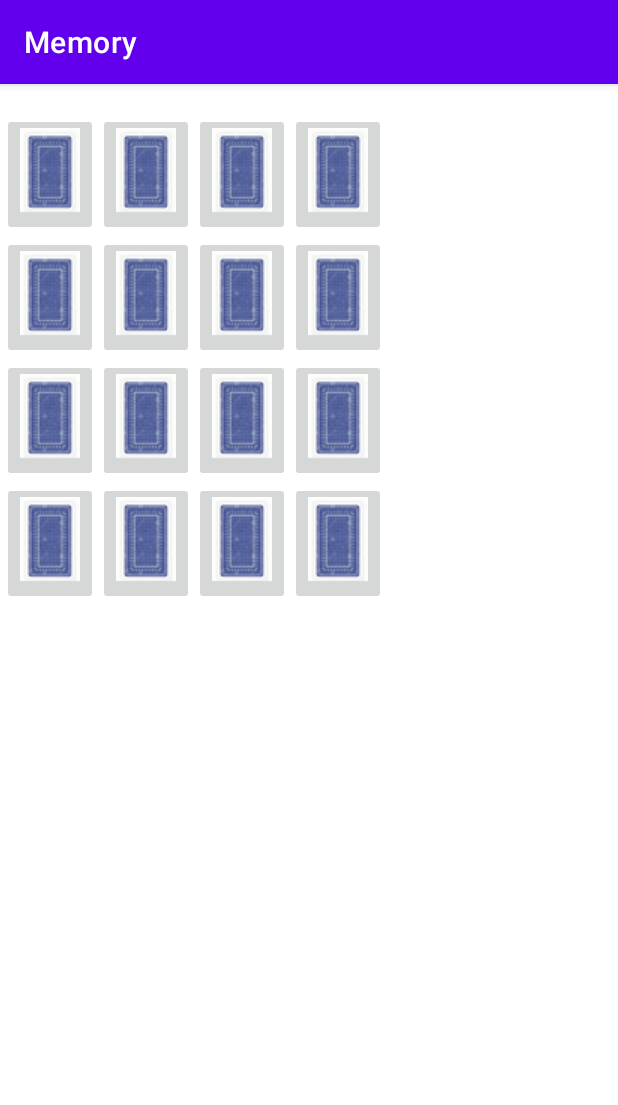
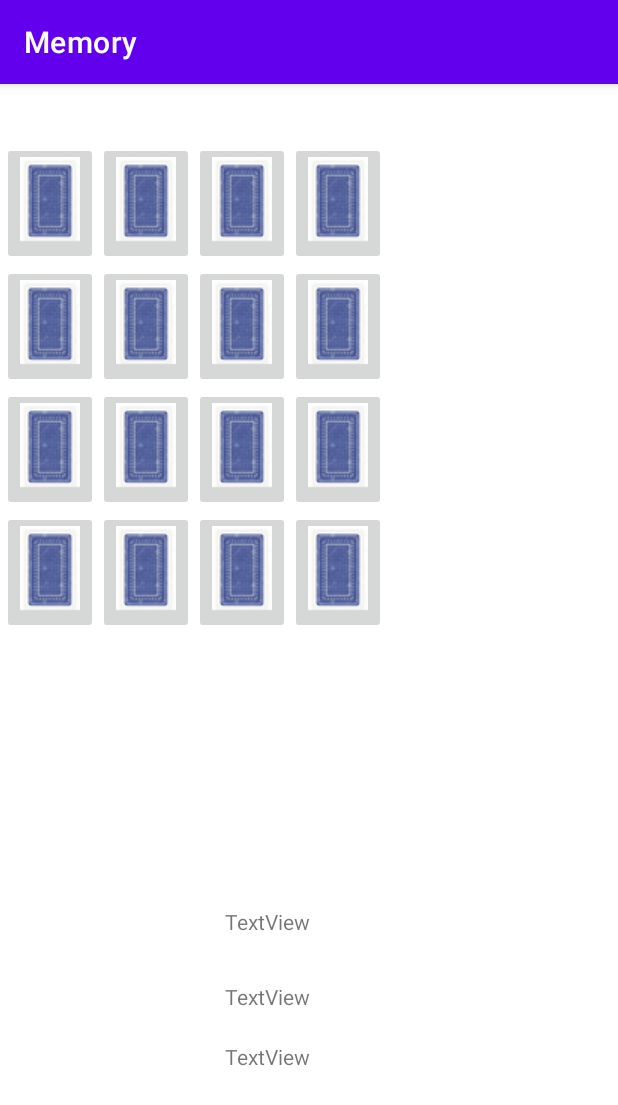
Before and after one commit to marchter/Memory, an Android app: the screen it shows after launch (MainActivity), on a phone screen of 412 x 824 dp. Shown: the top 1105 px of the screen. Run offline under Robolectric (Android 15) with nearby library versions, the phone set to English and light mode, and no system bars.

Commit message:
Alled feddig gmacht!!(außer paar sachn funkn nit nach Klassndiagramm)!

```diff
--- a/app/src/main/res/layout/activity_main.xml
+++ b/app/src/main/res/layout/activity_main.xml
@@ -14,9 +14,37 @@
         app:layout_constraintEnd_toEndOf="parent"
         app:layout_constraintStart_toStartOf="parent"
         app:layout_constraintTop_toTopOf="parent"
-        />
+        app:layout_constraintVertical_bias="1.0" />
 
+    <TextView
+        android:id="@+id/whosOnTurn"
+        android:layout_width="wrap_content"
+        android:layout_height="wrap_content"
+        android:layout_marginStart="150dp"
+        android:layout_marginBottom="200dp"
+        android:text="TextView"
+        app:layout_constraintBottom_toBottomOf="@+id/cardTable"
+        app:layout_constraintStart_toStartOf="parent" />
 
+    <TextView
+        android:id="@+id/pairs1"
+        android:layout_width="wrap_content"
+        android:layout_height="wrap_content"
+        android:layout_marginStart="150dp"
+        android:layout_marginBottom="150dp"
+        android:text="TextView"
+        app:layout_constraintBottom_toBottomOf="@+id/cardTable"
+        app:layout_constraintStart_toStartOf="parent" />
+
+    <TextView
+        android:id="@+id/pairs2"
+        android:layout_width="wrap_content"
+        android:layout_height="wrap_content"
+        android:layout_marginStart="150dp"
+        android:layout_marginBottom="110dp"
+        android:text="TextView"
+        app:layout_constraintBottom_toBottomOf="@+id/cardTable"
+        app:layout_constraintStart_toStartOf="parent" />
 
 
 </androidx.constraintlayout.widget.ConstraintLayout>
--- a/app/src/main/res/values/strings.xml
+++ b/app/src/main/res/values/strings.xml
@@ -8,4 +8,6 @@
 
 
 
+
+
 </resources>
```
Also changed, not shown: app/src/main/java/com/example/memory/MainActivity.java (+60 -27 lines), app/src/main/java/com/example/memory/Playground.java (+36 -64 lines), app/src/main/java/com/example/memory/Position.java (+5 -3 lines).
